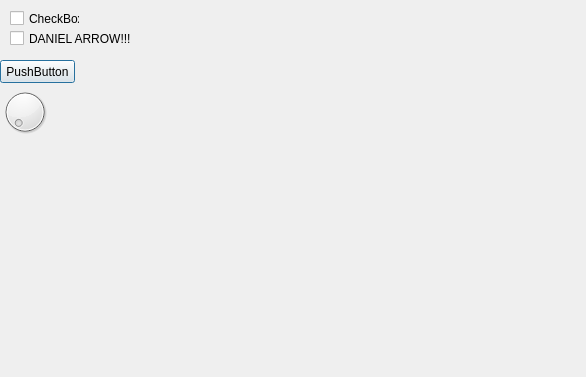
Before: the Qt Designer form Lola/Lola/TestDialog.ui in Petzep/EM-04, drawn with Qt 5.
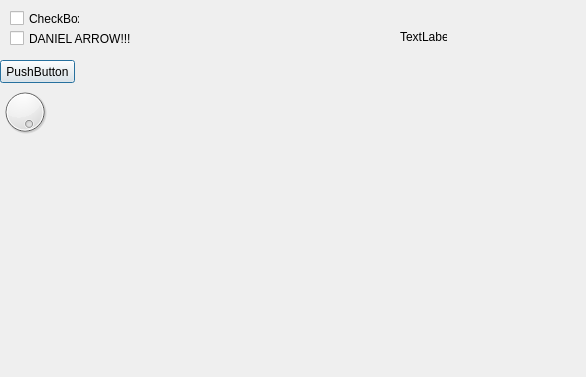
After: the same form once the commit is applied. Custom widgets are drawn as their Qt base class.

```diff
--- a/Lola/Lola/TestDialog.ui
+++ b/Lola/Lola/TestDialog.ui
@@ -101,6 +101,12 @@
    <property name="pageStep">
     <number>10</number>
    </property>
+   <property name="invertedAppearance">
+    <bool>true</bool>
+   </property>
+   <property name="wrapping">
+    <bool>true</bool>
+   </property>
   </widget>
   <widget class="CustomClock" name="customClock">
    <property name="geometry">
@@ -135,6 +141,19 @@
     <string>DANIEL ARROW!!!!!</string>
    </property>
   </widget>
+  <widget class="QLabel" name="label">
+   <property name="geometry">
+    <rect>
+     <x>400</x>
+     <y>30</y>
+     <width>47</width>
+     <height>13</height>
+    </rect>
+   </property>
+   <property name="text">
+    <string>TextLabel</string>
+   </property>
+  </widget>
  </widget>
  <layoutdefault spacing="6" margin="11"/>
  <customwidgets>
```
Left out of the diff: 32 changed lines with no effect on the pictures.
